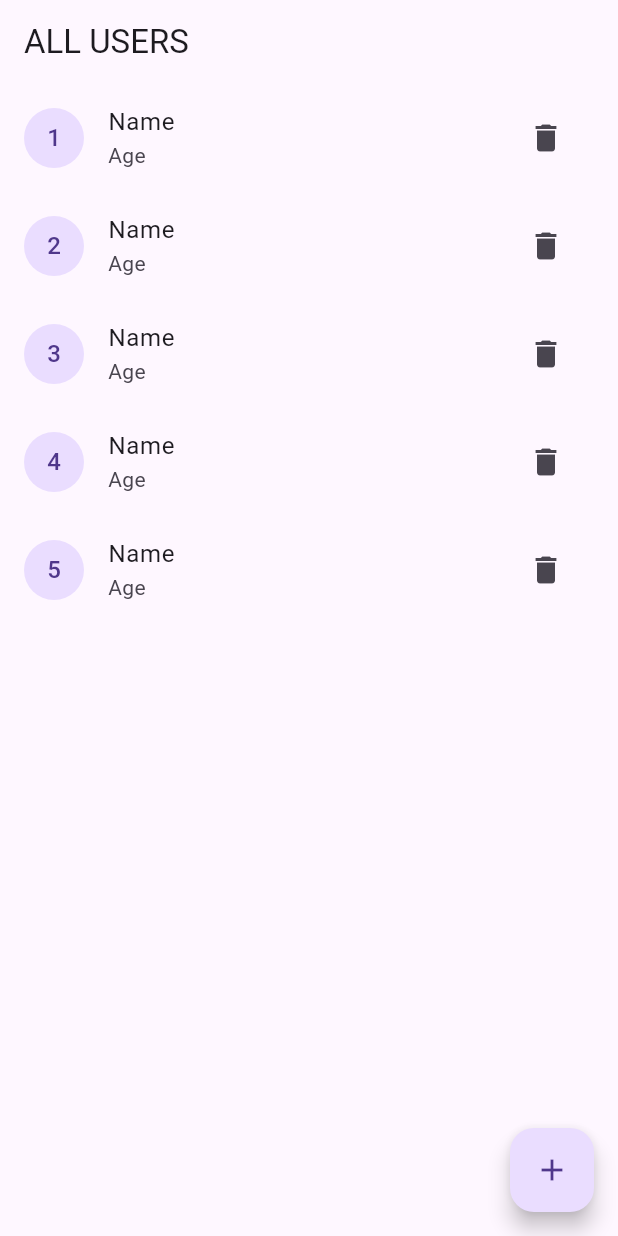
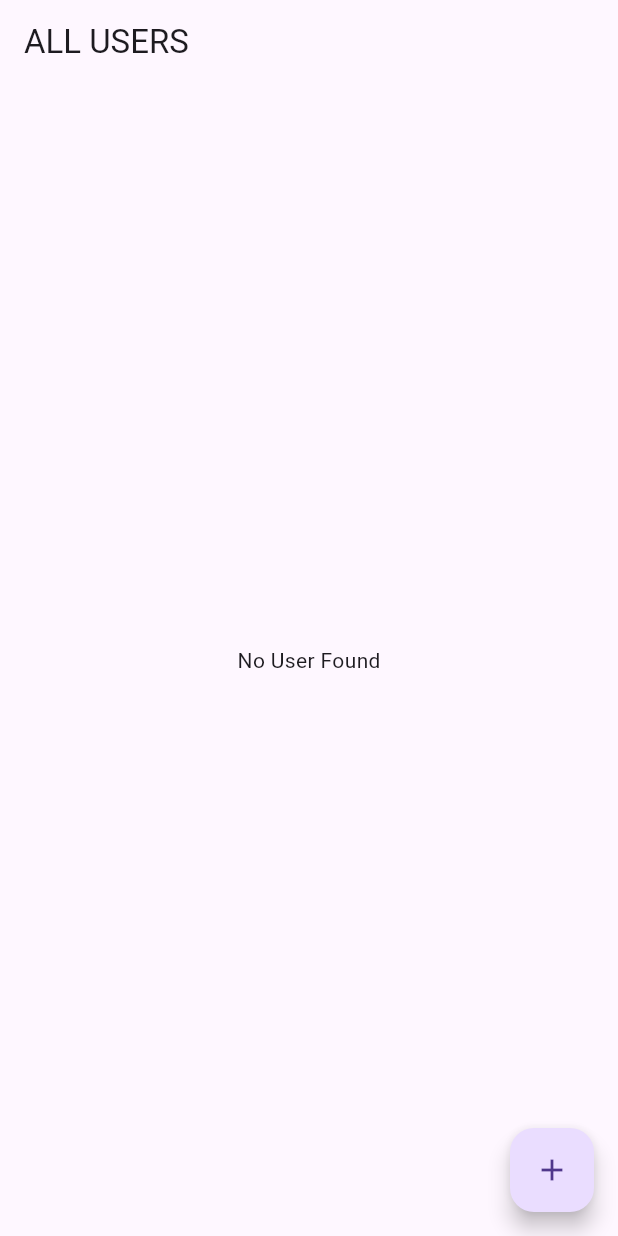
Before and after one commit to AlsoKnownAsZira/zira-user-bloc, a Flutter app: the screen it shows after launch, on a phone screen of 412 x 824 dp. Run offline on Flutter 3.47's test engine with Material 3 defaults, Android fonts, the phone set to English and light mode, and no system bars; our stand-ins replace bloc, equatable, flutter_bloc.

Commit message:
created model for user and initial data

```diff
--- a/lib/bloc/export.dart
+++ b/lib/bloc/export.dart
@@ -1,3 +1,4 @@
 export 'package:flutter_bloc/flutter_bloc.dart';
 
 export 'package:user_management/bloc/user/user_bloc.dart';
+export '../models/user.dart';
--- a/lib/bloc/user/user_bloc.dart
+++ b/lib/bloc/user/user_bloc.dart
@@ -1,11 +1,14 @@
 import 'package:bloc/bloc.dart';
 import 'package:equatable/equatable.dart';
-
+import 'package:user_management/models/user.dart';
 part 'user_state.dart';
 part 'user_event.dart';
 
 class UserBloc extends Bloc<UserEvent, UserState> {
-  UserBloc() : super(UserInitial()) {
+  //nilai awal(initial ) diberi kosong saja karena belum mempunyai data model
+  UserBloc() : super(UserInitial([
+    // User(id: 1, name: "zira", age: 22)
+  ])) {
     on<UserEvent>((event, emit) {
       // TODO: implement event handler
     });
--- a/lib/bloc/user/user_state.dart
+++ b/lib/bloc/user/user_state.dart
@@ -1,10 +1,13 @@
 part of 'user_bloc.dart';
 
-abstract class UserState extends Equatable{
-  const UserState();
-
+abstract class UserState extends Equatable {
+   UserState(this.allUser);
+  List<User> allUser;
   @override
   List<Object> get props => [];
 }
 
-class UserInitial extends UserState{}
+class UserInitial extends UserState {
+  //beri super untuk mengirim all user ke UserState
+  UserInitial(List<User> allUser) : super(allUser);
+}
--- a/lib/home/home.dart
+++ b/lib/home/home.dart
@@ -1,20 +1,31 @@
 import 'package:flutter/material.dart';
-
-
+import '../bloc/export.dart';
 import 'package:user_management/pages/add/add.dart';
 import 'package:user_management/pages/edit/edit.dart';
+
 class HomePage extends StatelessWidget {
   const HomePage({super.key});
 
   @override
   Widget build(BuildContext context) {
+    UserBloc userB = context.read<UserBloc>();
     return Scaffold(
       appBar: AppBar(
         title: const Text("ALL USERS"),
       ),
-      body: ListView.builder(
-        itemCount: 5,
+      //wrap listview builder dengan blocBuilder
+      body: BlocBuilder<UserBloc, UserState>(
+        bloc:userB,
+        builder: (context, state) {
+          if(state.allUser.isEmpty){
+            return const Center(
+              child: Text("No User Found"),
+            );
+          }
+          return ListView.builder(
+            itemCount: state.allUser.length,
             itemBuilder: (context, index) {
+              User user = state.allUser[index];
               return ListTile(
                 onTap: () {
                   Navigator.push(
@@ -27,12 +38,14 @@ class HomePage extends StatelessWidget {
                 leading: CircleAvatar(
                   child: Text("${index + 1}"),
                 ),
-            title: const Text("Name"),
-            subtitle: const Text("Age"),
+                title:  Text("${user.name}"),
+                subtitle:  Text("${user.age}"),
                 trailing: IconButton(
                   onPressed: () {},
                   icon: const Icon(Icons.delete),
                 ),
+              );
+            },
           );
         },
       ),
--- /dev/null
+++ b/lib/models/user.dart
@@ -0,0 +1,7 @@
+class User {
+  int id;
+  String name;
+  int age;
+
+  User({required this.id,required this.name, required this.age});
+}
```
Lines whose indentation alone changed are shown as unchanged.
